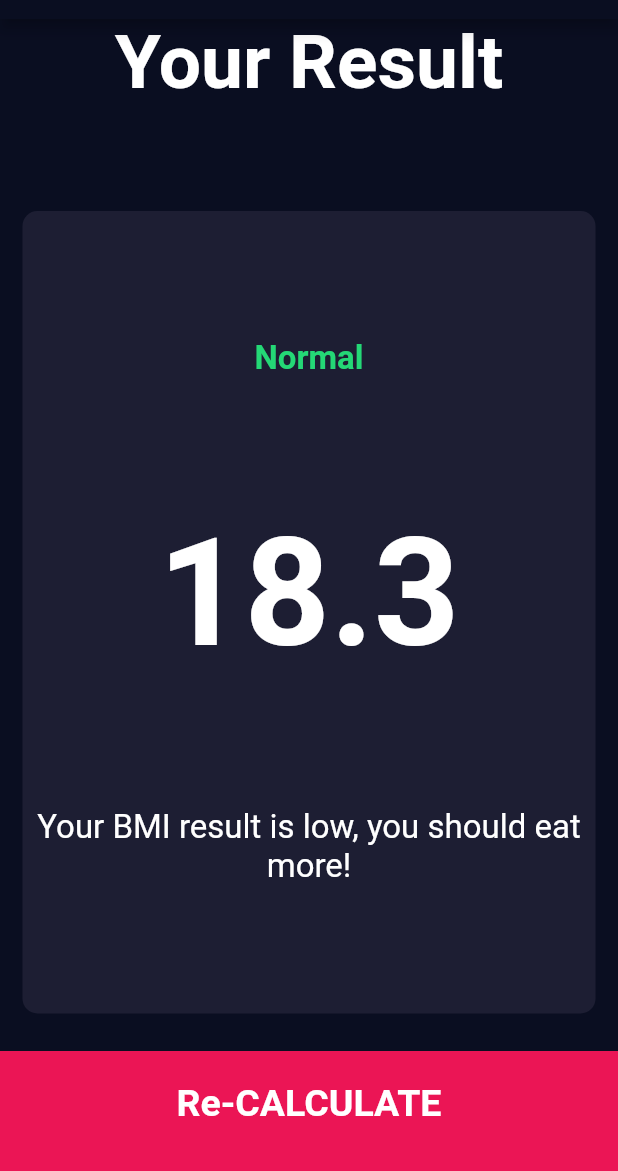
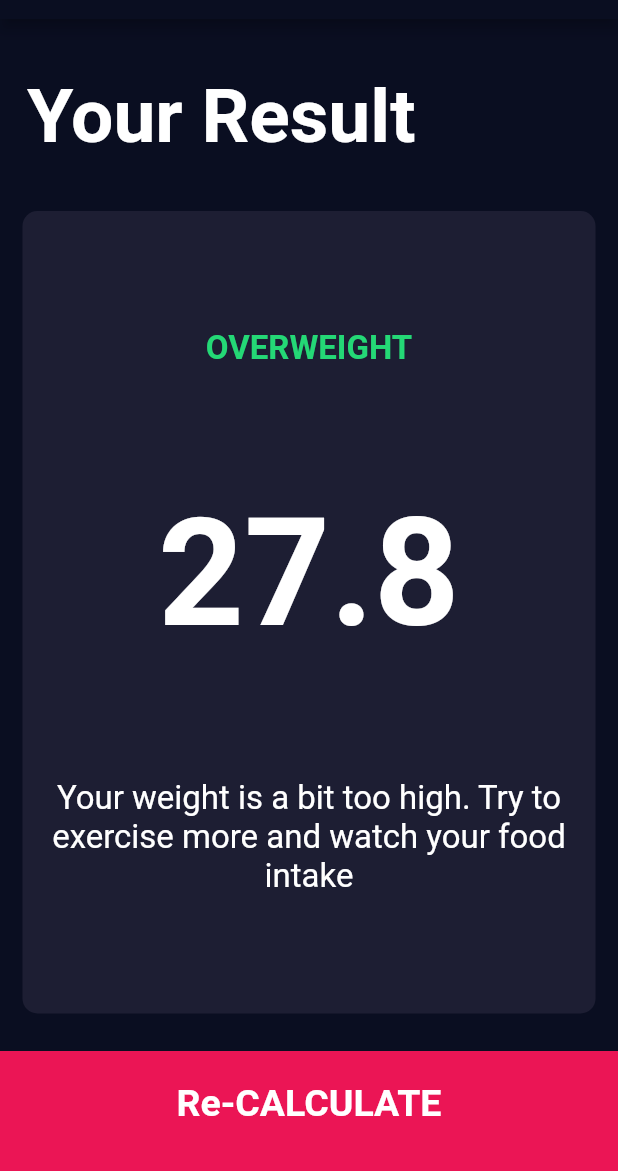
Before and after one commit to timothylombard/BMI-calculator, a Flutter app: the screen it shows after launch, after a tap on "CALCULATE", on a phone screen of 412 x 824 dp, the part 65-1236 px from its top. Run offline on Flutter 3.47's test engine with Material 2 defaults, Android fonts, the phone set to English and light mode, and no system bars; our stand-ins replace font_awesome_flutter.

Commit message:
Finished project!

```diff
--- /dev/null
+++ b/lib/calculator_brain.dart
@@ -0,0 +1,47 @@
+import 'dart:math';
+class CalculatorBrain {
+
+  CalculatorBrain({this.height, this.weight});
+
+  final int height;
+  final int weight;
+
+  double _bmi;
+
+  String calculateBMI() {
+    _bmi = weight / pow((height/100), 2);
+    print('BMI is $_bmi');
+    return _bmi.toStringAsFixed(1);
+  }
+
+  String getResult() {
+    if (_bmi >= 30) {
+      return 'Obese';
+    }
+    else if (_bmi > 25 && _bmi <= 30) {
+      return 'Overweight';
+    }
+    else if (_bmi >= 18.5 && _bmi <= 25){
+      return 'Normal weight';
+    }
+    else {
+      return 'Underweight';
+    }
+  }
+
+  String getInterpretation() {
+    if (_bmi > 30) {
+      return 'Your weight could be a serious health issue. It is important that you take action to loose weight';
+    }
+    else if (_bmi > 25 && _bmi <= 30) {
+      return 'Your weight is a bit too high. Try to exercise more and watch your food intake';
+    }
+    else if (_bmi >= 18.5 && _bmi <= 25){
+      return 'You have normal body weight. Excellent! ';
+    }
+    else {
+      return 'You have lower than normal body weight, You can eat a bit more.';
+    }
+  }
+
+}
--- a/lib/screens/input_page.dart
+++ b/lib/screens/input_page.dart
@@ -7,6 +7,7 @@ import 'package:bmi_calculator/components/bottom_button.dart';
 import 'package:bmi_calculator/components/round_icon_button.dart';
 import 'package:bmi_calculator/constants.dart';
 import 'results.dart';
+import 'package:bmi_calculator/calculator_brain.dart';
 
 
 
@@ -237,7 +238,14 @@ class _InputPageState extends State<InputPage> {
           BottomButton(
             buttonTitle: 'CALCULATE',
             onTap: () {
-              Navigator.push(context, MaterialPageRoute(builder: (context) => ResultsPage()));
+
+              CalculatorBrain calc = CalculatorBrain(height: height, weight: weight);
+
+              Navigator.push(context, MaterialPageRoute(builder: (context) => ResultsPage(
+                bmiResult: calc.calculateBMI(),
+                resultText: calc.getResult(),
+                interpretation: calc.getInterpretation(),
+              )));
             },
           )
           ],
--- a/lib/screens/results.dart
+++ b/lib/screens/results.dart
@@ -4,6 +4,15 @@ import 'package:bmi_calculator/components/reusable_card.dart';
 import 'package:bmi_calculator/components/bottom_button.dart';
 
 class ResultsPage extends StatelessWidget {
+
+  ResultsPage({@required this.interpretation, @required this.bmiResult,
+    @required this.resultText });
+
+  final String bmiResult;
+  final String resultText;
+  final String interpretation;
+
+
   @override
   Widget build(BuildContext context) {
     return Scaffold(
@@ -16,10 +25,11 @@ class ResultsPage extends StatelessWidget {
         children: <Widget> [
           Expanded(
               child: Container(
+                padding: EdgeInsets.all(18.0),
+                alignment: Alignment.bottomLeft,
                 child: Text(
                   'Your Result',
                   style: kTitleTextSize,
-                  textAlign: TextAlign.center,
                 )
               )),
           Expanded(
@@ -30,16 +40,16 @@ class ResultsPage extends StatelessWidget {
                 mainAxisAlignment: MainAxisAlignment.spaceEvenly,
                 crossAxisAlignment: CrossAxisAlignment.center,
                 children: <Widget> [Text(
-                  'Normal',
+                  resultText.toUpperCase(),
                   style: kResultTextStyle,
 
                 ),
                   Text(
-                    '18.3',
+                    bmiResult,
                     style: kBMITextStyle,
                   ),
                   Text(
-                    'Your BMI result is low, you should eat more!',
+                    interpretation,
                     style: kBodyTextStyle,
                     textAlign: TextAlign.center,
                   )
```
